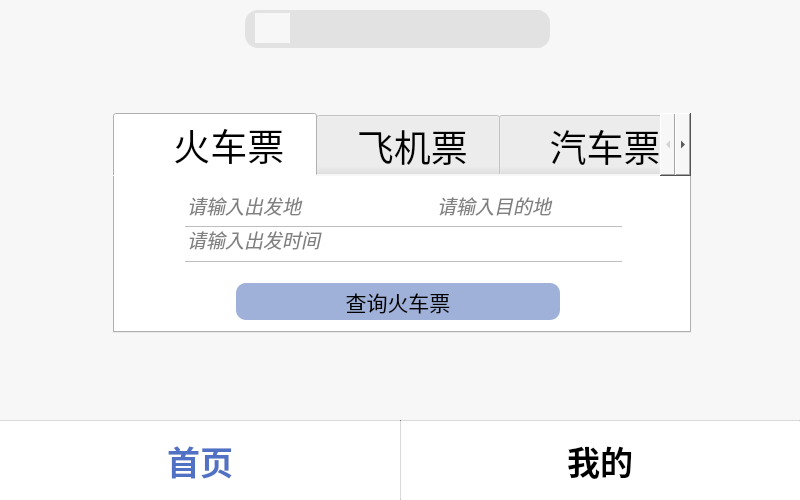
Qt form Traffic-consultation-system/UserHomePage.ui (luaming/Traffic-consultation-system) before a commit.
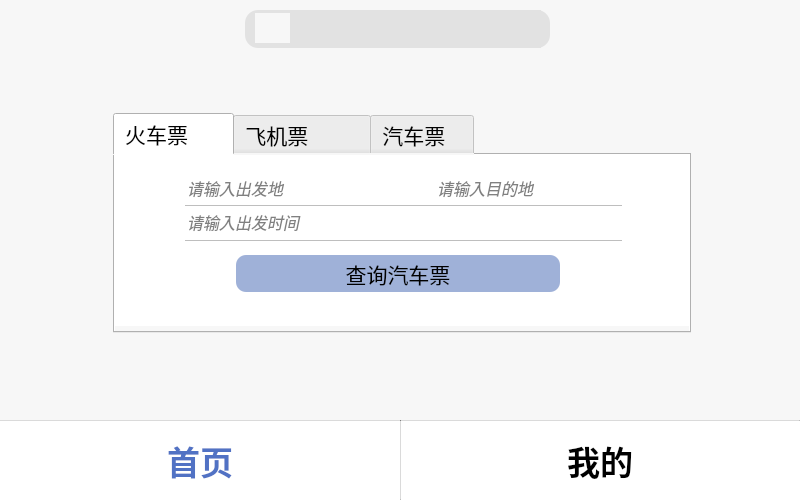
The same form after that commit. The open tabs and pages were chosen to show the change. Icons and pictures are not drawn.

What changed in the file:
```diff
--- a/Traffic-consultation-system/UserHomePage.ui
+++ b/Traffic-consultation-system/UserHomePage.ui
@@ -175,23 +175,32 @@
     </property>
     <property name="font">
      <font>
-      <family>华文行楷</family>
-      <pointsize>28</pointsize>
+      <family>微软雅黑</family>
+      <pointsize>16</pointsize>
      </font>
     </property>
     <property name="cursor">
-     <cursorShape>ArrowCursor</cursorShape>
+     <cursorShape>PointingHandCursor</cursorShape>
+    </property>
+    <property name="autoFillBackground">
+     <bool>true</bool>
     </property>
     <property name="styleSheet">
      <string notr="true"/>
     </property>
+    <property name="tabPosition">
+     <enum>QTabWidget::North</enum>
+    </property>
+    <property name="tabShape">
+     <enum>QTabWidget::Rounded</enum>
+    </property>
     <property name="currentIndex">
      <number>0</number>
     </property>
     <property name="iconSize">
      <size>
-      <width>30</width>
-      <height>30</height>
+      <width>60</width>
+      <height>50</height>
      </size>
     </property>
     <property name="elideMode">
@@ -202,14 +211,14 @@
     </property>
     <widget class="QWidget" name="tab">
      <attribute name="title">
-      <string>     火车票  </string>
+      <string>火车票      </string>
      </attribute>
      <widget class="QFrame" name="frame">
       <property name="geometry">
        <rect>
         <x>0</x>
         <y>0</y>
-        <width>580</width>
+        <width>574</width>
         <height>171</height>
        </rect>
       </property>
@@ -269,7 +278,7 @@
        <property name="geometry">
         <rect>
          <x>121</x>
-         <y>107</y>
+         <y>100</y>
          <width>324</width>
          <height>37</height>
         </rect>
@@ -302,11 +311,10 @@
         <string notr="true">*{
 background-color:rgb(159,177,216);
 border-radius: 10px;
-}
-QPushButton:pressed{  background-color: #5172c4;}</string>
+}</string>
        </property>
        <property name="text">
-        <string>查询火车票</string>
+        <string>查询汽车票</string>
        </property>
        <property name="iconSize">
         <size>
@@ -345,7 +353,7 @@
        </property>
        <property name="font">
         <font>
-         <pointsize>14</pointsize>
+         <pointsize>12</pointsize>
          <italic>true</italic>
         </font>
        </property>
@@ -353,7 +361,7 @@
         <string notr="true">color:grey</string>
        </property>
        <property name="inputMask">
-        <string>请输入出发地</string>
+        <string/>
        </property>
        <property name="text">
         <string>请输入出发地</string>
@@ -376,13 +384,16 @@
        </property>
        <property name="font">
         <font>
-         <pointsize>14</pointsize>
+         <pointsize>12</pointsize>
          <italic>true</italic>
         </font>
        </property>
        <property name="styleSheet">
         <string notr="true">color:grey</string>
        </property>
+       <property name="inputMask">
+        <string/>
+       </property>
        <property name="text">
         <string>请输入目的地</string>
        </property>
@@ -401,13 +412,16 @@
        </property>
        <property name="font">
         <font>
-         <pointsize>14</pointsize>
+         <pointsize>12</pointsize>
          <italic>true</italic>
         </font>
        </property>
        <property name="styleSheet">
         <string notr="true">color:grey</string>
        </property>
+       <property name="inputMask">
+        <string/>
+       </property>
        <property name="text">
         <string>请输入出发时间</string>
        </property>
@@ -419,7 +433,7 @@
     </widget>
     <widget class="QWidget" name="tab_3">
      <attribute name="title">
-      <string>   飞机票  </string>
+      <string>飞机票         </string>
      </attribute>
      <widget class="QFrame" name="frame_2">
       <property name="geometry">
@@ -635,7 +649,7 @@
     </widget>
     <widget class="QWidget" name="tab_2">
      <attribute name="title">
-      <string>    汽车票  </string>
+      <string>汽车票   </string>
      </attribute>
      <widget class="QFrame" name="frame_3">
       <property name="geometry">
```
Left out of the diff: 82 changed lines with no effect on the pictures.
